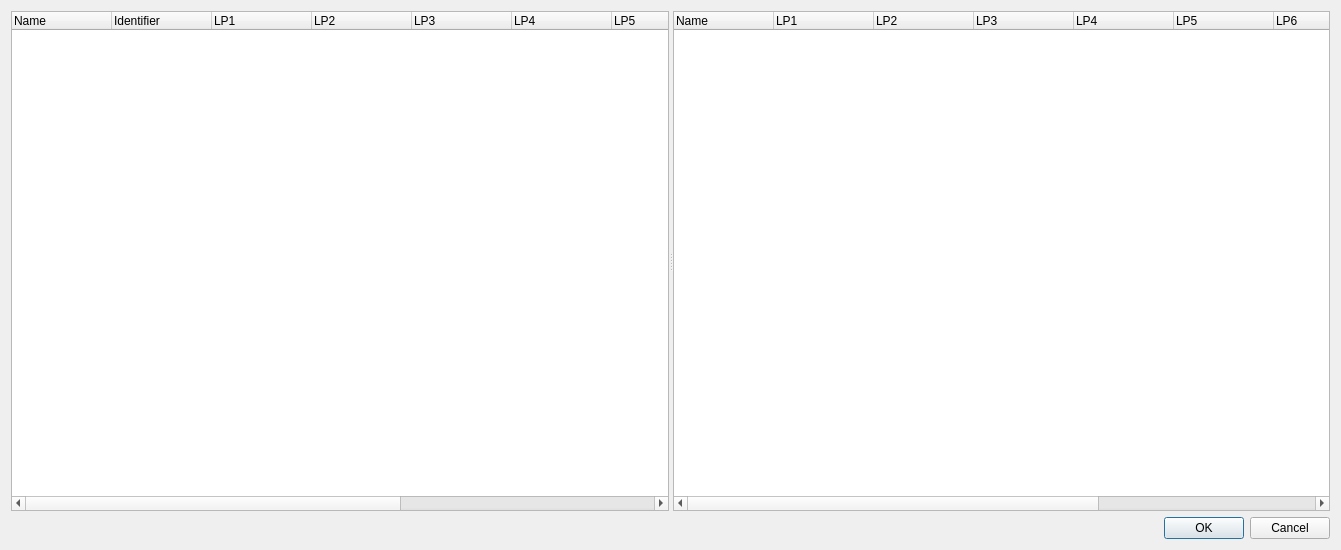
Old version of the form som_gui/qt_designs/ProjectPhaseWindow.ui in the repository c-mellueh/SOM-Toolkit.
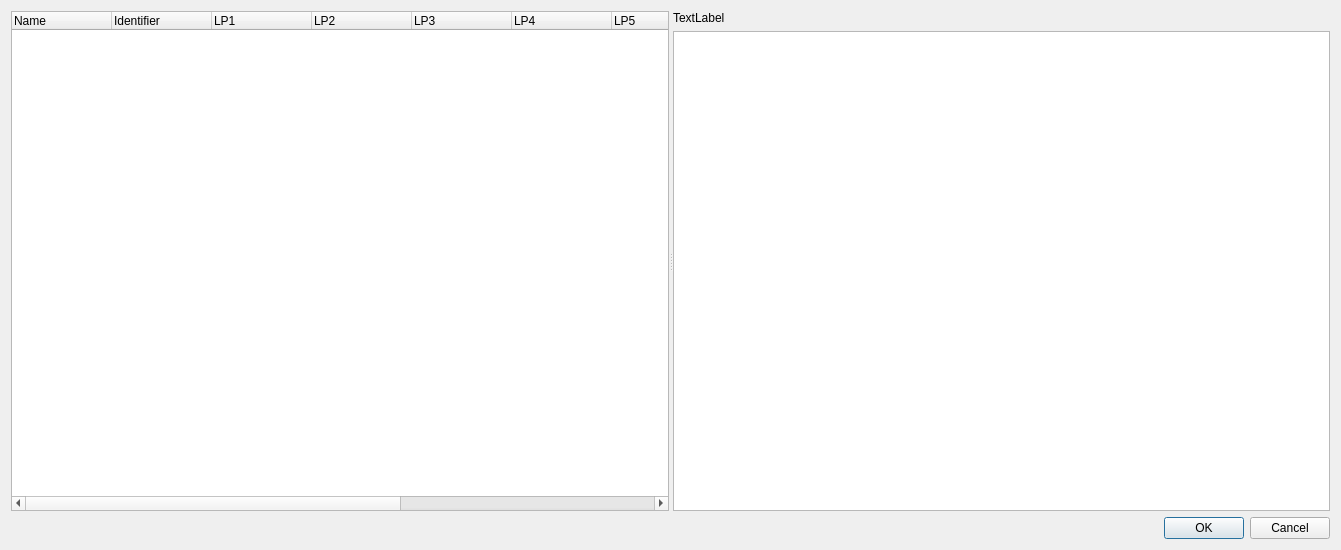
New version of the form.

Patch:
```diff
--- a/som_gui/qt_designs/ProjectPhaseWindow.ui
+++ b/som_gui/qt_designs/ProjectPhaseWindow.ui
@@ -76,57 +76,19 @@
        </property>
       </column>
      </widget>
-     <widget class="QTreeWidget" name="property_set_tree">
-      <column>
-       <property name="text">
-        <string>Name</string>
-       </property>
-      </column>
-      <column>
-       <property name="text">
-        <string>LP1</string>
-       </property>
-      </column>
-      <column>
-       <property name="text">
-        <string>LP2</string>
-       </property>
-      </column>
-      <column>
-       <property name="text">
-        <string>LP3</string>
-       </property>
-      </column>
-      <column>
-       <property name="text">
-        <string>LP4</string>
-       </property>
-      </column>
-      <column>
-       <property name="text">
-        <string>LP5</string>
-       </property>
-      </column>
-      <column>
-       <property name="text">
-        <string>LP6</string>
-       </property>
-      </column>
-      <column>
-       <property name="text">
-        <string>LP7</string>
-       </property>
-      </column>
-      <column>
-       <property name="text">
-        <string>LP8</string>
-       </property>
-      </column>
-      <column>
-       <property name="text">
-        <string>LP9</string>
-       </property>
-      </column>
+     <widget class="QWidget" name="verticalLayoutWidget">
+      <layout class="QVBoxLayout" name="verticalLayout_2">
+       <item>
+        <widget class="QLabel" name="label_object">
+         <property name="text">
+          <string>TextLabel</string>
+         </property>
+        </widget>
+       </item>
+       <item>
+        <widget class="QTreeView" name="property_set_tree"/>
+       </item>
+      </layout>
      </widget>
     </widget>
    </item>
```
